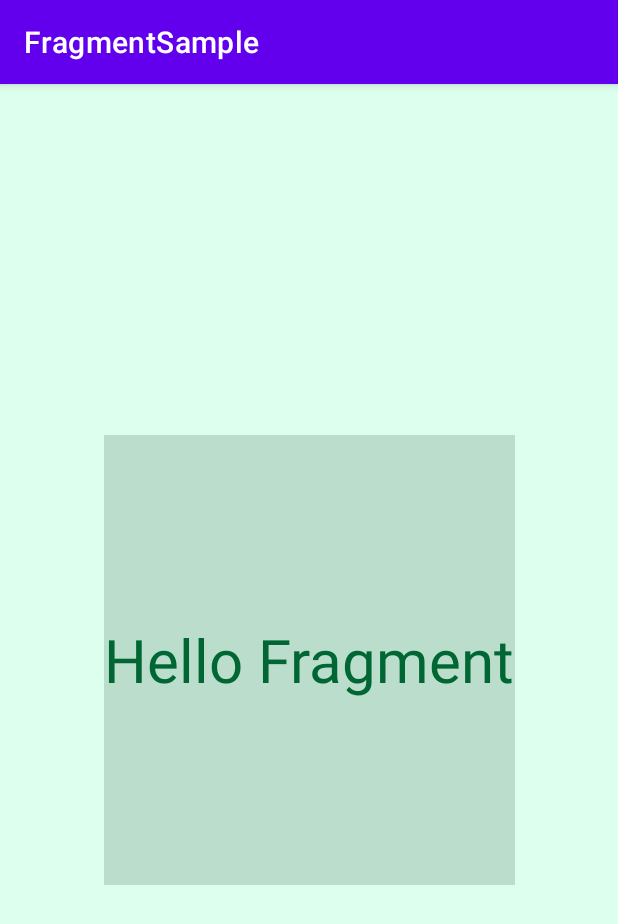
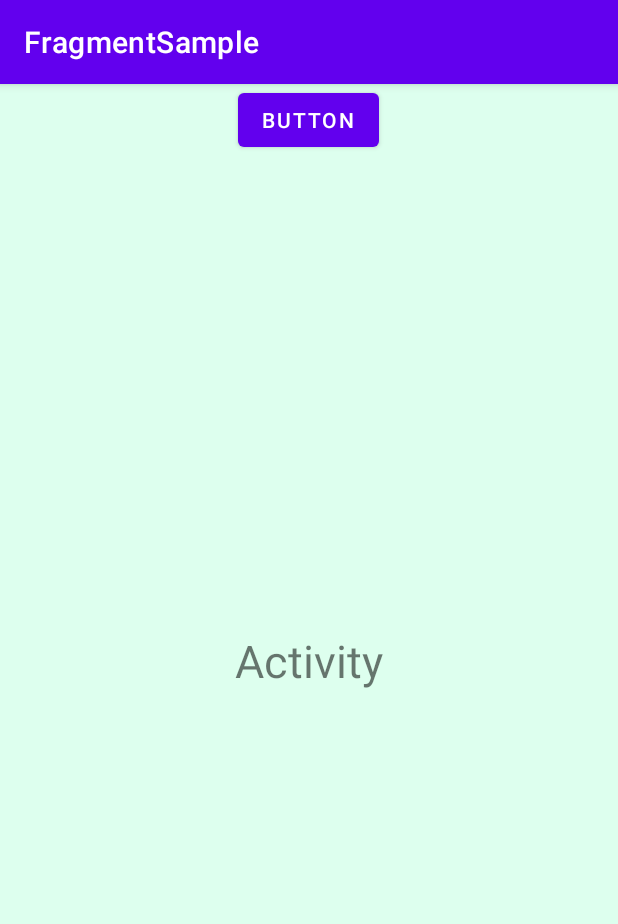
Before and after one commit to kohshin1977/FragmentSample, an Android app: the screen it shows after launch (MainActivity), on a phone screen of 412 x 824 dp. Shown: the top 924 px of the screen. Run offline under Robolectric (Android 15) with nearby library versions, the phone set to English and light mode, and no system bars.

Commit message:
ボタンでフラグメントへ推移。

```diff
--- a/app/src/main/java/com/kohshin/fragmentsample/MainActivity.java
+++ b/app/src/main/java/com/kohshin/fragmentsample/MainActivity.java
@@ -5,6 +5,7 @@ import androidx.fragment.app.FragmentManager;
 import androidx.fragment.app.FragmentTransaction;
 
 import android.os.Bundle;
+import android.widget.Button;
 
 public class MainActivity extends AppCompatActivity {
 
@@ -13,18 +14,21 @@ public class MainActivity extends AppCompatActivity {
         super.onCreate(savedInstanceState);
         setContentView(R.layout.activity_main);
 
+        Button button01 = findViewById(R.id.button);
+
         if(savedInstanceState == null){
-            // FragmentManagerのインスタンス生成
-            FragmentManager fragmentManager = getSupportFragmentManager();
+            button01.setOnClickListener( v -> {
+                FragmentManager fragmentManager = getSupportFragmentManager();
+                FragmentTransaction fragmentTransaction = fragmentManager.beginTransaction();
 
-            // FragmentTransactionのインスタンスを取得
-            FragmentTransaction fragmentTransaction = fragmentManager.beginTransaction();
+                //BackStackを設定
+                fragmentTransaction.addToBackStack(null);
 
-            // インスタンスに対して張り付け方を指定する
-            fragmentTransaction.replace(R.id.container, new SampleFragment());
+                //パラメータを設定
+                fragmentTransaction.replace(R.id.container, SampleFragment.newInstance("Fragment"));
+                fragmentTransaction.commit();
 
-            // 張り付けを実行
-            fragmentTransaction.commit();
+            });
         }
     }
 }
--- a/app/src/main/res/layout/activity_main.xml
+++ b/app/src/main/res/layout/activity_main.xml
@@ -7,25 +7,34 @@
     android:layout_height="match_parent"
     android:background="#dfe"
     tools:context=".MainActivity">
-    <androidx.fragment.app.FragmentContainerView
-        android:id="@+id/container"
+
+    <TextView
+        android:text="@string/activity"
         android:layout_width="wrap_content"
-        android:layout_height="300dp"
-        app:layout_constraintBottom_toBottomOf="parent"
-        app:layout_constraintLeft_toLeftOf="parent"
-        app:layout_constraintRight_toRightOf="parent"
-        app:layout_constraintTop_toTopOf="parent" />
-
-    <!--
-    <androidx.fragment.app.FragmentContainerView
-        android:id="@+id/fragment"
-        android:name="com.kohshin.fragmentsample.SampleFragment"
-        android:layout_width="wrap_content"
-        android:layout_height="300dp"
+        android:layout_height="wrap_content"
+        android:textSize="30sp"
         app:layout_constraintBottom_toBottomOf="parent"
         app:layout_constraintEnd_toEndOf="parent"
         app:layout_constraintStart_toStartOf="parent"
         app:layout_constraintTop_toTopOf="parent" />
-        -->
+
+    <LinearLayout
+        android:orientation="vertical"
+        android:layout_width="match_parent"
+        android:layout_height="match_parent">
+
+        <Button
+            android:id="@+id/button"
+            android:text="@string/button"
+            android:layout_gravity="center_horizontal"
+            android:layout_width="wrap_content"
+            android:layout_height="wrap_content"/>
+
+        <androidx.fragment.app.FragmentContainerView
+            android:id="@+id/container"
+            android:layout_width="match_parent"
+            android:layout_height="match_parent" />
+    </LinearLayout>
+
 
 </androidx.constraintlayout.widget.ConstraintLayout>
--- a/app/src/main/res/layout/fragment_main.xml
+++ b/app/src/main/res/layout/fragment_main.xml
@@ -1,17 +1,20 @@
 <?xml version="1.0" encoding="utf-8"?>
-<LinearLayout xmlns:android="http://schemas.android.com/apk/res/android"
+<androidx.constraintlayout.widget.ConstraintLayout
+    xmlns:android="http://schemas.android.com/apk/res/android"
+    xmlns:app="http://schemas.android.com/apk/res-auto"
+    xmlns:tools="http://schemas.android.com/tools"
     android:layout_width="match_parent"
     android:layout_height="match_parent"
-    android:background="#bdc"
-    android:orientation="vertical"
-    android:gravity="center"
-    >
+    android:background="#fde"
+    tools:context=".MainActivity">
 
     <TextView
-        android:text="@string/hello_fragment"
-        android:layout_width="wrap_content"
-        android:textSize="40sp"
-        android:textColor="#063"
-        android:layout_height="wrap_content"
-        />
-</LinearLayout>
+    android:id="@+id/text_fragment"
+    android:layout_width="wrap_content"
+    android:layout_height="wrap_content"
+    android:textSize="30sp"
+    app:layout_constraintBottom_toBottomOf="parent"
+    app:layout_constraintEnd_toEndOf="parent"
+    app:layout_constraintStart_toStartOf="parent"
+    app:layout_constraintTop_toTopOf="parent" />
+    </androidx.constraintlayout.widget.ConstraintLayout>
--- a/app/src/main/res/values/strings.xml
+++ b/app/src/main/res/values/strings.xml
@@ -1,4 +1,6 @@
 <resources>
     <string name="app_name">FragmentSample</string>
     <string name="hello_fragment">Hello Fragment</string>
+    <string name="activity">Activity</string>
+    <string name="button">Button</string>
 </resources>
```
Also changed, not shown: app/src/main/java/com/kohshin/fragmentsample/SampleFragment.java (+26 -0 lines).
